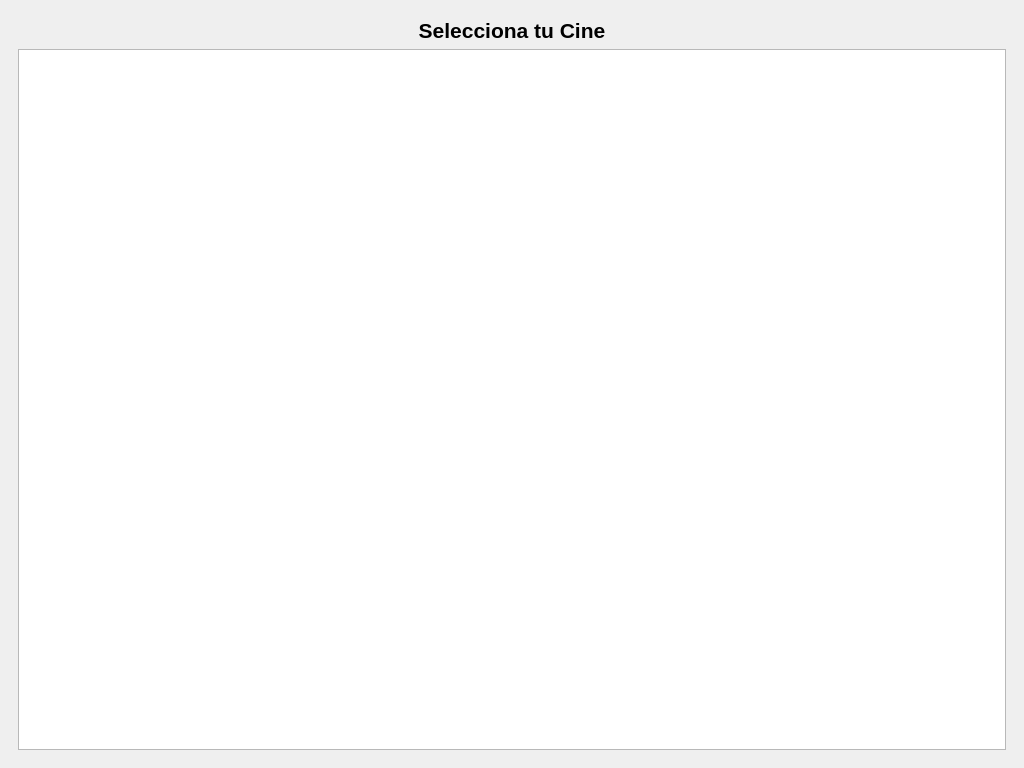
jorgebd21/CineManager, file apps/gui/ui/mainwindow.ui: the form before one commit.
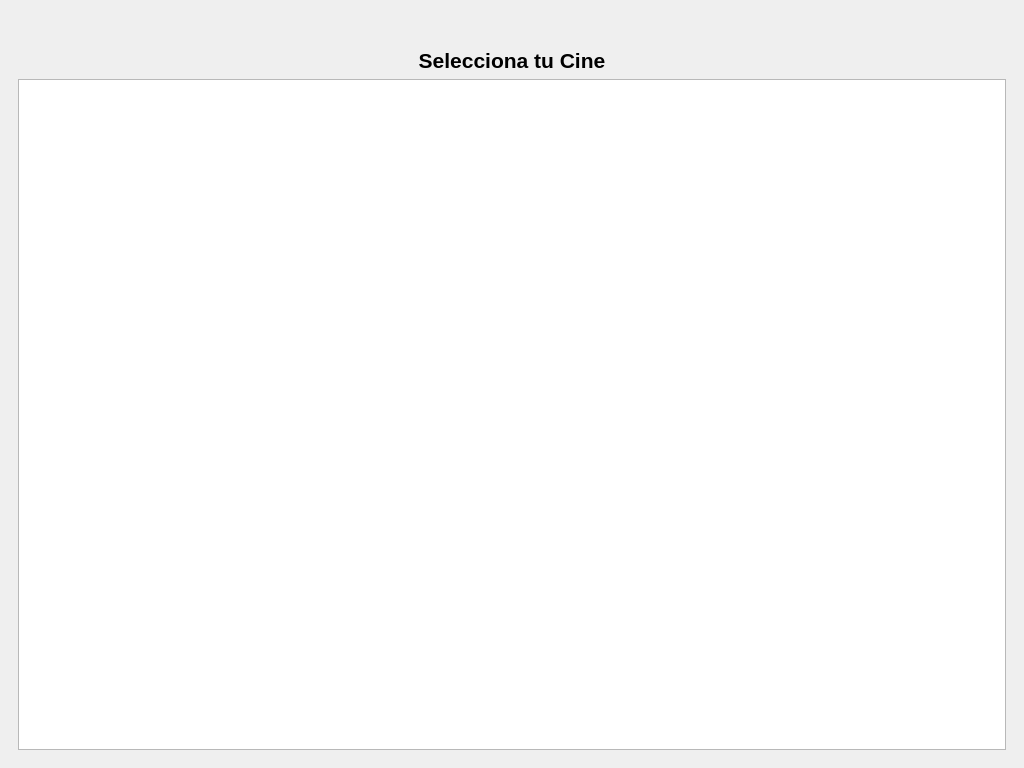
The form after the commit.

Commit message:
feat(gui): implement user authentication dialog and ticket integration
- Create LoginDialog (UI, header, source) for user login, registration, and guest mode.
- Integrate authentication flow and profile header into MainWindow.
- Add Checkout Gatekeeper to intercept guest users before completing a purchase.
- Update the digital ticket HTML to stamp the authenticated user's name and DNI.

The edit to the form file:
```diff
--- a/apps/gui/ui/mainwindow.ui
+++ b/apps/gui/ui/mainwindow.ui
@@ -15,6 +15,35 @@
   </property>
   <widget class="QWidget" name="centralwidget">
    <layout class="QVBoxLayout" name="verticalLayout">
+    <item>
+     <layout class="QHBoxLayout" name="horizontalLayoutHeader">
+      <property name="leftMargin">
+       <number>10</number>
+      </property>
+      <property name="rightMargin">
+       <number>10</number>
+      </property>
+      <property name="topMargin">
+       <number>5</number>
+      </property>
+      <property name="bottomMargin">
+       <number>5</number>
+      </property>
+      <item>
+       <spacer name="spacerHeader">
+        <property name="orientation">
+         <enum>Qt::Horizontal</enum>
+        </property>
+        <property name="sizeHint" stdset="0">
+         <size>
+          <width>40</width>
+          <height>20</height>
+         </size>
+        </property>
+       </spacer>
+      </item>
+     </layout>
+    </item>
     <item>
      <widget class="QStackedWidget" name="stackedWidget">
       <property name="currentIndex">
```
The commit also changes 5 other files.
